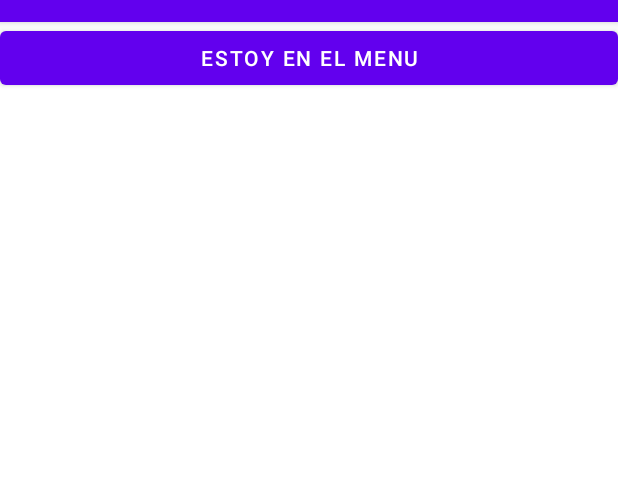
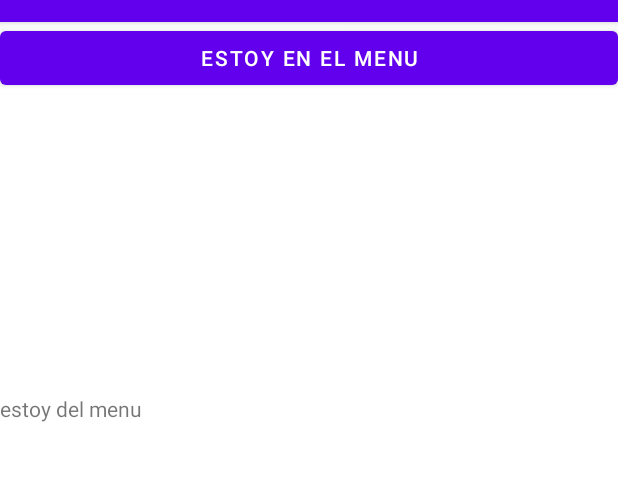
Before and after one commit to JuanOchandoArrevilla/pruebaGit, an Android app: the screen it shows after launch (MainActivity), on a phone screen of 412 x 824 dp, the part 62-543 px from its top. Run offline under Robolectric (Android 15) with nearby library versions, the phone set to English and light mode, and no system bars.

Commit message:
se agrego texView

```diff
--- a/app/src/main/res/layout/activity_main.xml
+++ b/app/src/main/res/layout/activity_main.xml
@@ -1,16 +1,23 @@
 <?xml version="1.0" encoding="utf-8"?>
-<androidx.constraintlayout.widget.ConstraintLayout xmlns:android="http://schemas.android.com/apk/res/android"
+<LinearLayout xmlns:android="http://schemas.android.com/apk/res/android"
     xmlns:app="http://schemas.android.com/apk/res-auto"
     xmlns:tools="http://schemas.android.com/tools"
     android:layout_width="match_parent"
     android:layout_height="match_parent"
-    tools:context=".MainActivity">
+    tools:context=".MainActivity"
+    android:orientation="vertical">
 
    <Button
        android:layout_width="match_parent"
        android:layout_height="wrap_content"
-       tools:ignore="MissingConstraints"
-       android:text="estoy en el menu"/>
+       android:text="estoy en el menu"
+       tools:ignore="MissingConstraints" />
+
+   <TextView
+       android:layout_marginTop="200dp"
+       android:layout_width="250dp"
+       android:layout_height="20dp"
+       android:text="estoy del menu" />
 
 
-</androidx.constraintlayout.widget.ConstraintLayout>
+</LinearLayout>
```
